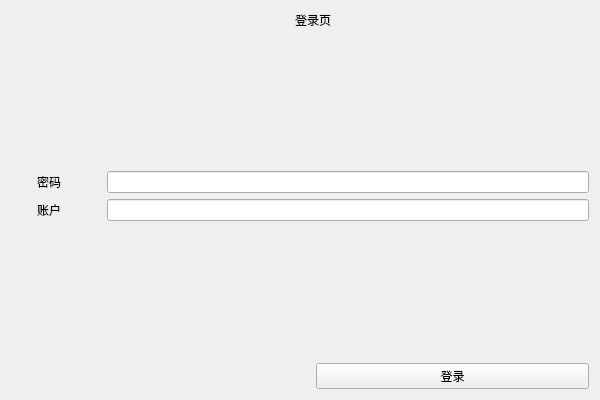
This is ui/loginPage.ui in vagmr/pyqt_gui as Qt 5 draws it before an edit. The edited form follows.
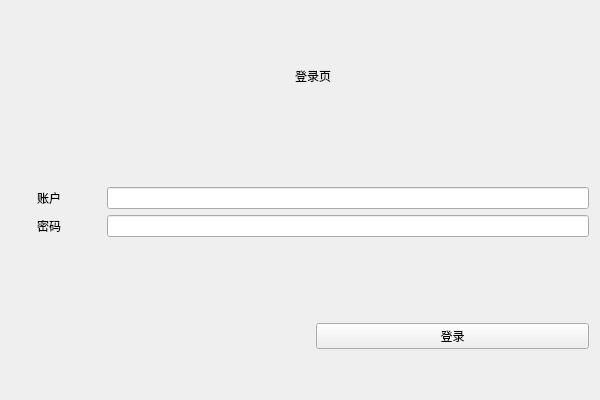
This is the edited form. Custom widgets are drawn as their Qt base class.

Patch:
```diff
--- a/ui/loginPage.ui
+++ b/ui/loginPage.ui
@@ -41,6 +41,9 @@
        <property name="orientation">
         <enum>Qt::Vertical</enum>
        </property>
+       <property name="sizeType">
+        <enum>QSizePolicy::Fixed</enum>
+       </property>
        <property name="sizeHint" stdset="0">
         <size>
          <width>20</width>
@@ -52,9 +55,9 @@
      <item>
       <layout class="QHBoxLayout" name="horizontalLayout_2">
        <item>
-        <widget class="StrongBodyLabel" name="StrongBodyLabel_2">
+        <widget class="StrongBodyLabel" name="StrongBodyLabel">
          <property name="text">
-          <string>密码</string>
+          <string>账户</string>
          </property>
         </widget>
        </item>
@@ -82,9 +85,9 @@
      <item>
       <layout class="QHBoxLayout" name="horizontalLayout">
        <item>
-        <widget class="StrongBodyLabel" name="StrongBodyLabel">
+        <widget class="StrongBodyLabel" name="StrongBodyLabel_2">
          <property name="text">
-          <string>账户</string>
+          <string>密码</string>
          </property>
         </widget>
        </item>
@@ -114,10 +117,13 @@
        <property name="orientation">
         <enum>Qt::Vertical</enum>
        </property>
+       <property name="sizeType">
+        <enum>QSizePolicy::Fixed</enum>
+       </property>
        <property name="sizeHint" stdset="0">
         <size>
          <width>20</width>
-         <height>40</height>
+         <height>80</height>
         </size>
        </property>
       </spacer>
@@ -143,6 +149,22 @@
        </item>
       </layout>
      </item>
+     <item>
+      <spacer name="verticalSpacer_3">
+       <property name="orientation">
+        <enum>Qt::Vertical</enum>
+       </property>
+       <property name="sizeType">
+        <enum>QSizePolicy::Fixed</enum>
+       </property>
+       <property name="sizeHint" stdset="0">
+        <size>
+         <width>20</width>
+         <height>40</height>
+        </size>
+       </property>
+      </spacer>
+     </item>
     </layout>
    </item>
   </layout>
```
